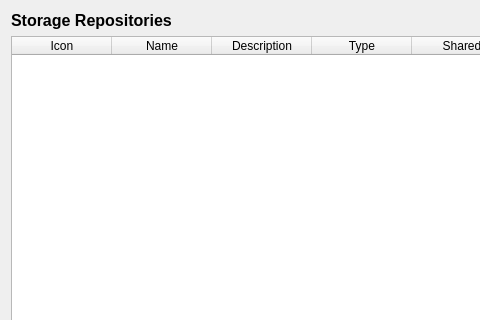
The window that src/xenadmin-ui/tabpages/physicalstoragetabpage.ui (benapetr/XenAdminQt) describes before a commit, drawn with Qt 5; both pictures show x 0 to 480 and y 0 to 320 of the 600 by 500 pixel window.
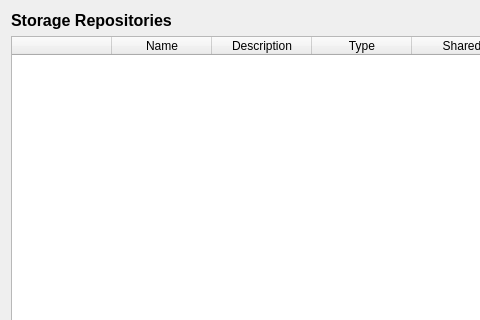
The same window after the commit.

Commit message: fixed pool memory view and storage tab icons

```diff
--- a/src/xenadmin-ui/tabpages/physicalstoragetabpage.ui
+++ b/src/xenadmin-ui/tabpages/physicalstoragetabpage.ui
@@ -44,7 +44,7 @@
      </property>
      <column>
       <property name="text">
-       <string>Icon</string>
+       <string/>
       </property>
      </column>
      <column>
```
The commit also changes 5 other files.
